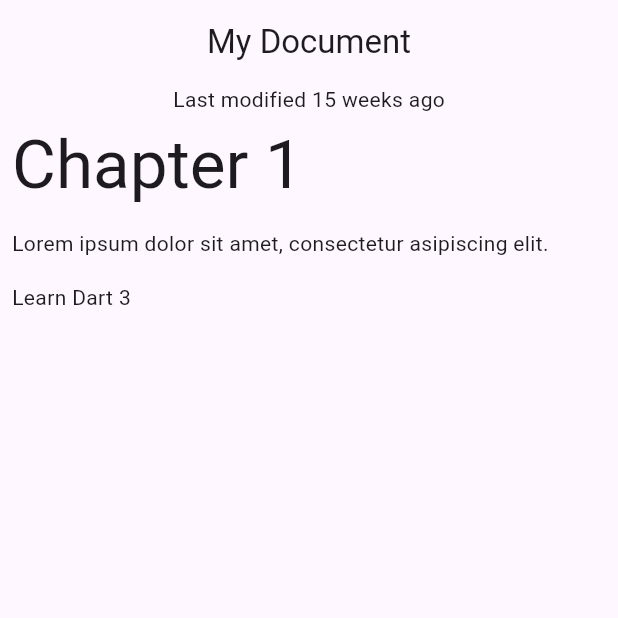
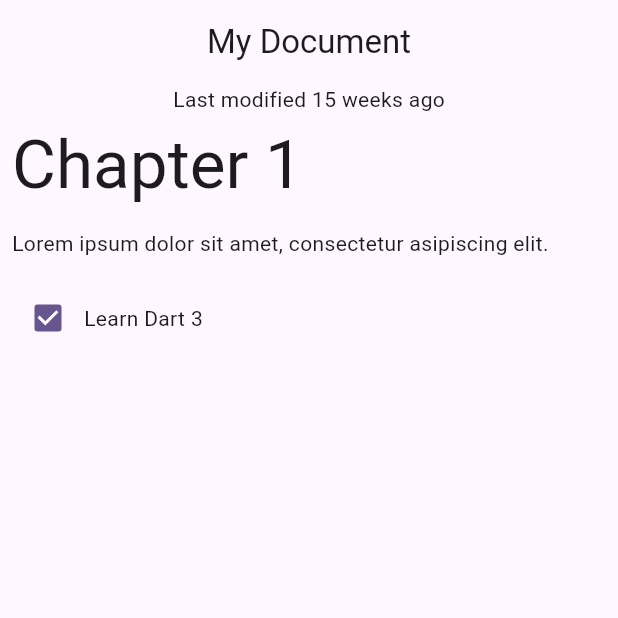
Before and after one commit to sidneyaguirre/dart_patterns, a Flutter app: the screen it shows after launch, on a phone screen of 412 x 824 dp, the top half of it. Run offline on Flutter 3.47's test engine with Material 2 defaults, Android fonts, the phone set to English and light mode, and no system bars.

Commit message:
sealed block class for exhaustive switching

```diff
--- a/lib/src/data/block.dart
+++ b/lib/src/data/block.dart
@@ -1,18 +1,38 @@
-class Block {
+sealed class Block {
   Block(this.text, this.type);
 
   final String text;
   final String type;
 
   factory Block.fromJson(Map<String, dynamic> json) {
-    if (json
-        case {
-          'type': final type,
-          'text': final text,
-        }) {
-      return Block(text, type);
-    } else {
-      throw const FormatException('Unexpected JSON format');
-    }
+    return switch (json) {
+      {'type': 'h1', 'text': String text} => HeaderBlock(text),
+      {'type': 'p', 'text': String text} => ParagraphBlock(text),
+      {'type': 'checkbox', 'text': String text, 'checked': bool checked} =>
+        CheckboxBlock(
+          checked,
+          text,
+        ),
+      _ => throw const FormatException('Unexpected JSON format'),
+    };
   }
 }
+
+class HeaderBlock extends Block {
+  HeaderBlock(this.text) : super('', '');
+
+  final String text;
+}
+
+class ParagraphBlock extends Block {
+  ParagraphBlock(this.text) : super('', '');
+
+  final String text;
+}
+
+class CheckboxBlock extends Block {
+  CheckboxBlock(this.isChecked, this.text) : super('', '');
+
+  final bool isChecked;
+  final String text;
+}
--- a/lib/src/data/data.dart
+++ b/lib/src/data/data.dart
@@ -60,7 +60,7 @@ const documentJson = '''
     },
     {
        "type": "checkbox",
-       "checked": false,
+       "checked": true,
        "text": "Learn Dart 3"
     }
   ]
--- a/lib/src/widgets/block_widget.dart
+++ b/lib/src/widgets/block_widget.dart
@@ -11,29 +11,20 @@ class BlockWidget extends StatelessWidget {
 
   @override
   Widget build(BuildContext context) {
-    TextStyle? textStyle;
-
-    /*switch (block.type) {
-      case 'h1':
-        textStyle = Theme.of(context).textTheme.displayMedium;
-      case 'p' || 'checkbox':
-        textStyle = Theme.of(context).textTheme.bodyMedium;
-      case _: //wildcard pattern - equivalent to default
-        textStyle = Theme.of(context).textTheme.bodySmall;
-    }*/
-
-    textStyle = switch (block.type) {
-      'h1' => Theme.of(context).textTheme.displayMedium,
-      'p' || 'checkbox' => Theme.of(context).textTheme.bodyMedium,
-      _ => Theme.of(context).textTheme.bodySmall
-    };
-
     return Container(
-      margin: const EdgeInsets.all(8.0),
-      child: Text(
-        block.text,
-        style: textStyle,
-      ),
-    );
+        margin: const EdgeInsets.all(8.0),
+        child: switch (block) {
+          HeaderBlock(:final text) => Text(
+              text,
+              style: Theme.of(context).textTheme.displayMedium,
+            ),
+          ParagraphBlock(:final text) => Text(text),
+          CheckboxBlock(:final isChecked, :final text) => Row(
+              children: [
+                Checkbox(value: isChecked, onChanged: (_) {}),
+                Text(text),
+              ],
+            )
+        });
   }
 }
```
